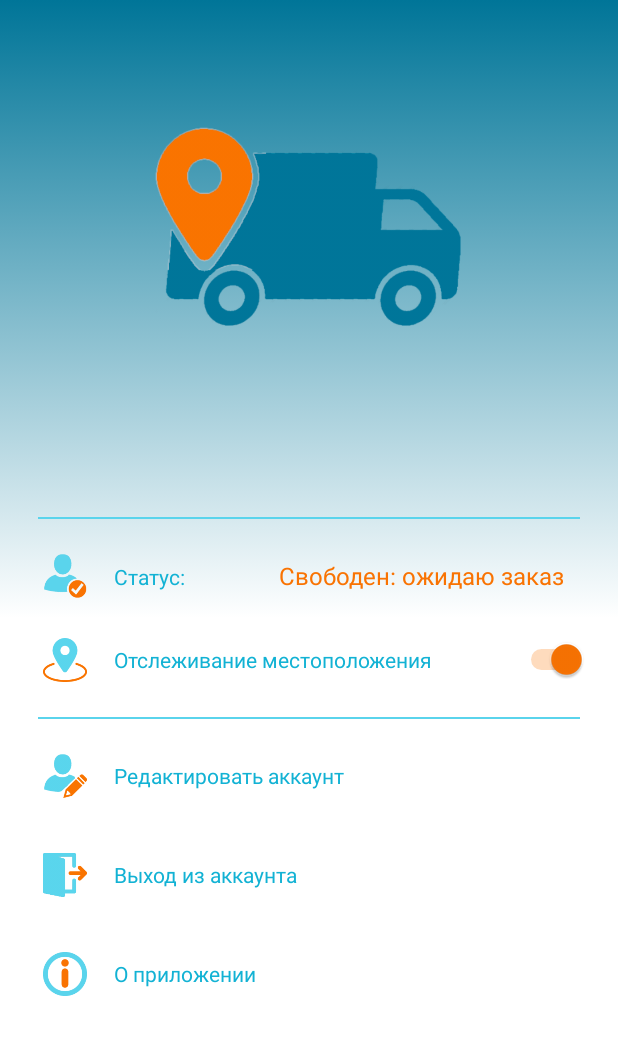
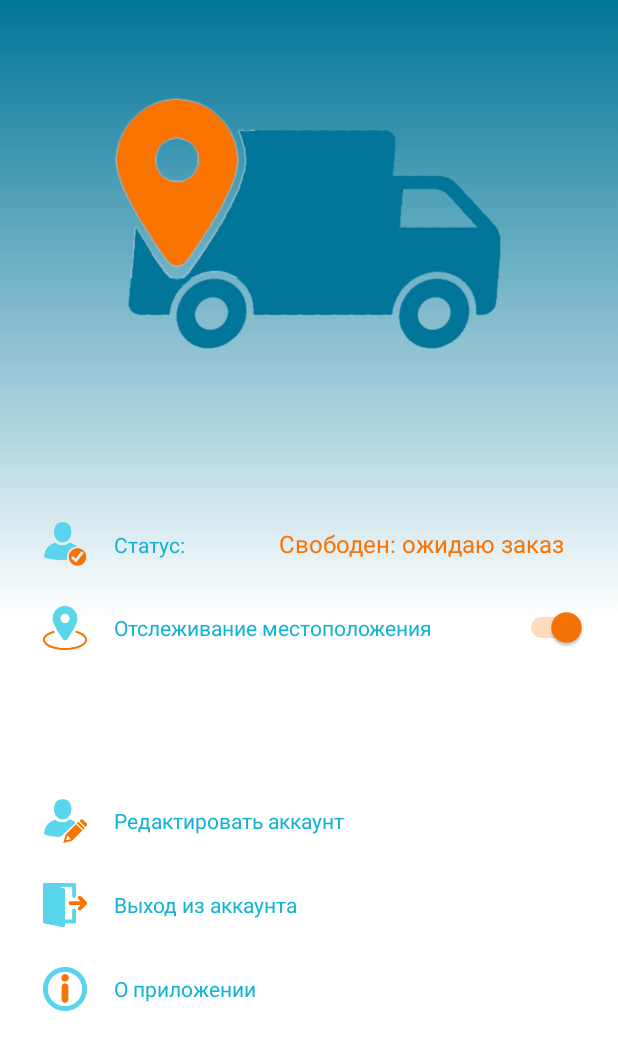
Before and after one commit to dima-shm/Delivery-Control, an Android app: the fragment FragmentMenu shown on its own in the app's theme, after a tap on "Редактировать аккаунт", on a phone screen of 412 x 824 dp. Shown: the top 1050 px of the screen. Run offline under Robolectric (Android 15) with nearby library versions, the phone set to English and light mode, and no system bars.

Commit message:
Update menu
Replaced creating menu items programmatically with an xml view

```diff
--- a/DelControl/app/src/main/java/com/shm/dim/delcontrol/fragment/FragmentMenu.java
+++ b/DelControl/app/src/main/java/com/shm/dim/delcontrol/fragment/FragmentMenu.java
@@ -5,14 +5,15 @@ import android.support.v4.app.Fragment;
 import android.view.LayoutInflater;
 import android.view.View;
 import android.view.ViewGroup;
+import android.view.animation.Animation;
+import android.view.animation.AnimationUtils;
 import android.widget.AdapterView;
-import android.widget.ListView;
+import android.widget.LinearLayout;
 import android.widget.Spinner;
 import android.widget.Switch;
 import android.widget.Toast;
 
 import com.shm.dim.delcontrol.R;
-import com.shm.dim.delcontrol.adapter.MenuListAdapter;
 
 public class FragmentMenu extends Fragment {
 
@@ -20,11 +21,11 @@ public class FragmentMenu extends Fragment {
 
     private Switch mLocationTracking;
 
-    private ListView mMenuItemsList;
+    private LinearLayout mEditAccountMenuItem;
 
-    private String[] menuItemNames;
+    private LinearLayout mLogoutOfAccountMenuItem;
 
-    private Integer[] mMenuItemImageIds;
+    private LinearLayout mAboutApplicationMenuItem;
 
     @Override
     public View onCreateView(LayoutInflater inflater, ViewGroup container,
@@ -35,49 +36,56 @@ public class FragmentMenu extends Fragment {
     }
 
     private void initComponents(View view) {
+        initMenuItems(view);
+        initCourierStatus(view);
         initLocationTrackingSwitch(view);
-        initMenuItemArrays();
-        initMenuItemsList(view);
-        setMenuListAdapter(view);
-        setMenuItemsListClickListener();
-        initCourierStatus(view);
+    }
+
+    private void initMenuItems(View view) {
+        mEditAccountMenuItem = view.findViewById(R.id.edit_account_menu_item);
+        mLogoutOfAccountMenuItem = view.findViewById(R.id.log_out_of_account_menu_item);
+        mAboutApplicationMenuItem = view.findViewById(R.id.about_application_menu_item);
+        setMenuItemsClickListener();
+    }
+
+    private void setMenuItemsClickListener() {
+        mEditAccountMenuItem.setOnClickListener(getMenuItemClickListener());
+        mLogoutOfAccountMenuItem.setOnClickListener(getMenuItemClickListener());
+        mAboutApplicationMenuItem.setOnClickListener(getMenuItemClickListener());
+    }
+
+    private View.OnClickListener getMenuItemClickListener() {
+        return new View.OnClickListener() {
+            @Override
+            public void onClick(View view) {
+                startClickAnimation(view);
+                onMenuItemClick(view);
+            }
+        };
+    }
+
+    private void startClickAnimation(View view) {
+        Animation bottomUp = AnimationUtils.loadAnimation(getContext(), R.anim.menu_item_click);
+        view.startAnimation(bottomUp);
+    }
+
+    private void onMenuItemClick(View view) {
+        switch (view.getId()) {
+            case R.id.edit_account_menu_item :
+            case R.id.log_out_of_account_menu_item :
+            case R.id.about_application_menu_item : {
+                Toast.makeText(getContext(), "y: " + view.getY(), Toast.LENGTH_LONG).show();
+            } break;
+        }
+    }
+
+    private void initCourierStatus(View view) {
+        mCourierStatus = view.findViewById(R.id.courier_status);
         setCourierStatusSelectedListener();
     }
 
     private void initLocationTrackingSwitch(View view) {
         mLocationTracking = view.findViewById(R.id.switch_location_tracking);
-    }
-
-    private void initMenuItemArrays() {
-        menuItemNames = getResources().getStringArray(R.array.menu_names);
-        mMenuItemImageIds = new Integer[] {
-                R.drawable.edit_account,
-                R.drawable.log_out_of_account,
-                R.drawable.about_application
-        };
-    }
-
-    private void initMenuItemsList(View view) {
-        mMenuItemsList = view.findViewById(R.id.menu_items_list);
-    }
-
-    private void setMenuListAdapter(View view) {
-        MenuListAdapter adapter = new MenuListAdapter(view.getContext(), menuItemNames, mMenuItemImageIds);
-        mMenuItemsList.setAdapter(adapter);
-    }
-
-    private void setMenuItemsListClickListener() {
-        mMenuItemsList.setOnItemClickListener(new AdapterView.OnItemClickListener() {
-            @Override
-            public void onItemClick(AdapterView<?> parent, View view, int position, long id) {
-                String selectedItemName = menuItemNames[position];
-                Toast.makeText(view.getContext(), selectedItemName, Toast.LENGTH_SHORT).show();
-            }
-        });
-    }
-
-    private void initCourierStatus(View view) {
-        mCourierStatus = view.findViewById(R.id.courier_status);
     }
 
     private void setCourierStatusSelectedListener() {
--- /dev/null
+++ b/DelControl/app/src/main/res/anim/menu_item_click.xml
@@ -0,0 +1,16 @@
+<?xml version="1.0" encoding="utf-8"?>
+<set xmlns:android="http://schemas.android.com/apk/res/android"
+    android:shareInterpolator="false" >
+
+    <scale
+        android:fromXScale="1.0"
+        android:toXScale="0.9"
+        android:fromYScale="1.0"
+        android:toYScale="0.9"
+        android:pivotX="0%"
+        android:pivotY="50%"
+        android:duration="300"
+        android:repeatCount="1"
+        android:repeatMode="reverse" />
+
+</set>
--- a/DelControl/app/src/main/res/layout/fragment_menu.xml
+++ b/DelControl/app/src/main/res/layout/fragment_menu.xml
@@ -18,23 +18,18 @@
             android:layout_height="0dp"
             android:layout_weight="0.7"
             android:gravity="center"
-            android:padding="45dp"
+            android:padding="15dp"
             android:src="@drawable/logo"/>
 
         <LinearLayout
             android:layout_width="match_parent"
             android:layout_height="0dp"
             android:layout_weight="1"
-            android:orientation="vertical"
-            android:padding="15dp">
-
-            <View
-                android:layout_width="match_parent"
-                android:layout_height="1dp"
-                android:layout_margin="10dp"
-                android:background="@color/colorPrimaryLight"/>
+            android:padding="15dp"
+            android:orientation="vertical">
 
             <LinearLayout
+                android:id="@+id/courier_status_menu_item"
                 android:layout_width="match_parent"
                 android:layout_height="wrap_content"
                 android:orientation="horizontal"
@@ -73,6 +68,7 @@
             </LinearLayout>
 
             <LinearLayout
+                android:id="@+id/location_tracking_menu_item"
                 android:layout_width="match_parent"
                 android:layout_height="wrap_content"
                 android:orientation="horizontal"
@@ -108,21 +104,90 @@
 
             </LinearLayout>
 
-            <View
+            <android.support.design.widget.CoordinatorLayout
                 android:layout_width="match_parent"
-                android:layout_height="1dp"
-                android:layout_margin="10dp"
-                android:background="@color/colorPrimaryLight"/>
+                android:layout_height="match_parent">
 
-            <ListView
-                android:id="@+id/menu_items_list"
-                android:layout_width="match_parent"
-                android:layout_height="wrap_content"
-                android:layout_gravity="center_vertical"
-                android:dividerHeight="10.0sp"
-                android:divider="@null"/>
+                <LinearLayout
+                    android:layout_width="match_parent"
+                    android:layout_height="wrap_content"
+                    android:layout_gravity="center_vertical"
+                    android:orientation="vertical">
 
-    </LinearLayout>
+                    <LinearLayout
+                        android:id="@+id/edit_account_menu_item"
+                        android:layout_width="match_parent"
+                        android:layout_height="wrap_content"
+                        android:orientation="horizontal"
+                        android:padding="5dp">
+
+                        <ImageView
+                            android:layout_width="@dimen/menu_item_height"
+                            android:layout_height="@dimen/menu_item_height"
+                            android:padding="8dp"
+                            android:src="@drawable/edit_account"/>
+
+                        <TextView
+                            android:layout_width="match_parent"
+                            android:layout_height="wrap_content"
+                            android:textColor="@color/colorPrimary"
+                            android:layout_marginStart="10dp"
+                            android:layout_gravity="start|center_vertical"
+                            android:text="@string/edit_account"/>
+
+                    </LinearLayout>
+
+                    <LinearLayout
+                        android:id="@+id/log_out_of_account_menu_item"
+                        android:layout_width="match_parent"
+                        android:layout_height="wrap_content"
+                        android:orientation="horizontal"
+                        android:padding="5dp">
+
+                        <ImageView
+                            android:layout_width="@dimen/menu_item_height"
+                            android:layout_height="@dimen/menu_item_height"
+                            android:padding="8dp"
+                            android:src="@drawable/log_out_of_account"/>
+
+                        <TextView
+                            android:layout_width="match_parent"
+                            android:layout_height="wrap_content"
+                            android:textColor="@color/colorPrimary"
+                            android:layout_marginStart="10dp"
+                            android:layout_gravity="start|center_vertical"
+                            android:text="@string/log_out_of_account"/>
+
+                    </LinearLayout>
+
+                    <LinearLayout
+                        android:id="@+id/about_application_menu_item"
+                        android:layout_width="match_parent"
+                        android:layout_height="wrap_content"
+                        android:orientation="horizontal"
+                        android:padding="5dp">
+
+                        <ImageView
+                            android:layout_width="@dimen/menu_item_height"
+                            android:layout_height="@dimen/menu_item_height"
+                            android:padding="8dp"
+                            android:src="@drawable/about_application"/>
+
+                        <TextView
+                            android:layout_width="match_parent"
+                            android:layout_height="wrap_content"
+                            android:textColor="@color/colorPrimary"
+                            android:layout_marginStart="10dp"
+                            android:layout_gravity="start|center_vertical"
+                            android:text="@string/about_application"/>
+
+                    </LinearLayout>
+
+                </LinearLayout>
+
+            </android.support.design.widget.CoordinatorLayout>
+
+        </LinearLayout>
 
     </LinearLayout>
 
--- a/DelControl/app/src/main/res/values/strings.xml
+++ b/DelControl/app/src/main/res/values/strings.xml
@@ -12,9 +12,7 @@
         <item>Завершил работу</item>
     </string-array>
     <string name="location_tracking">Отслеживание местоположения</string>
-    <string-array name="menu_names">
-        <item>Редактировать аккаунт</item>
-        <item>Выход из аккаунта</item>
-        <item>О приложении</item>
-    </string-array>
+    <string name="edit_account">Редактировать аккаунт</string>
+    <string name="log_out_of_account">Выход из аккаунта</string>
+    <string name="about_application">О приложении</string>
 </resources>
```
